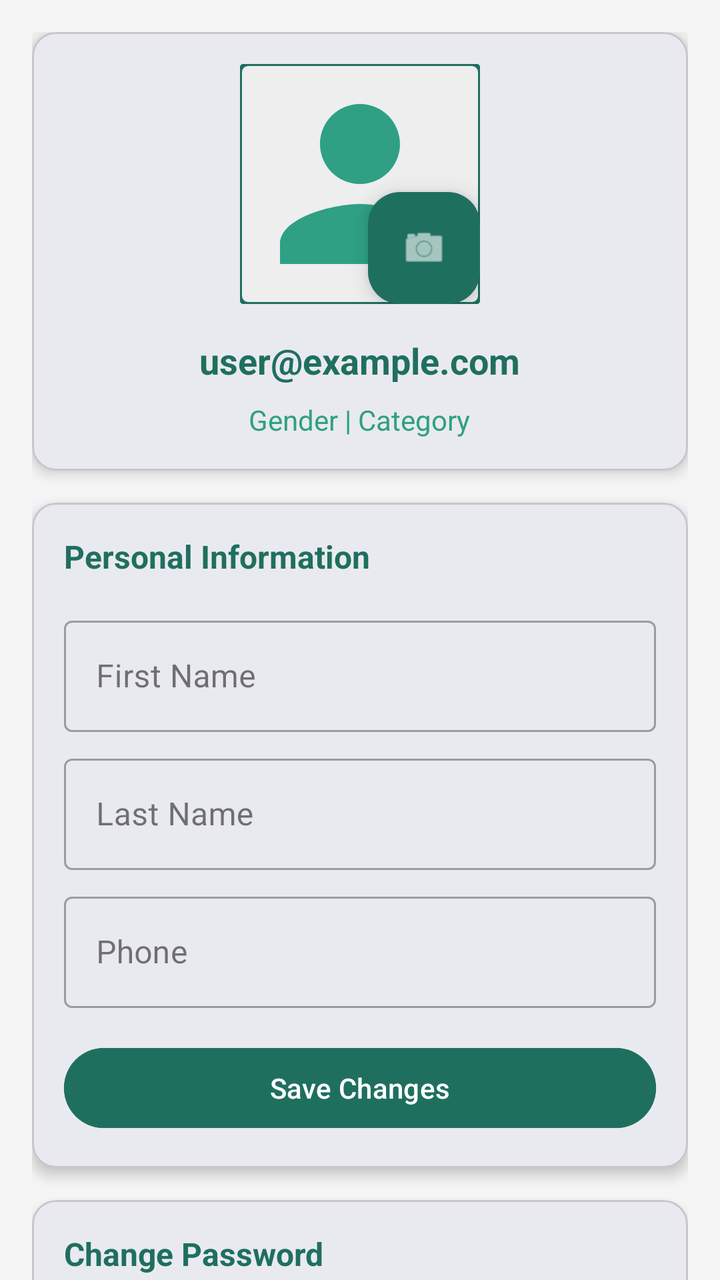
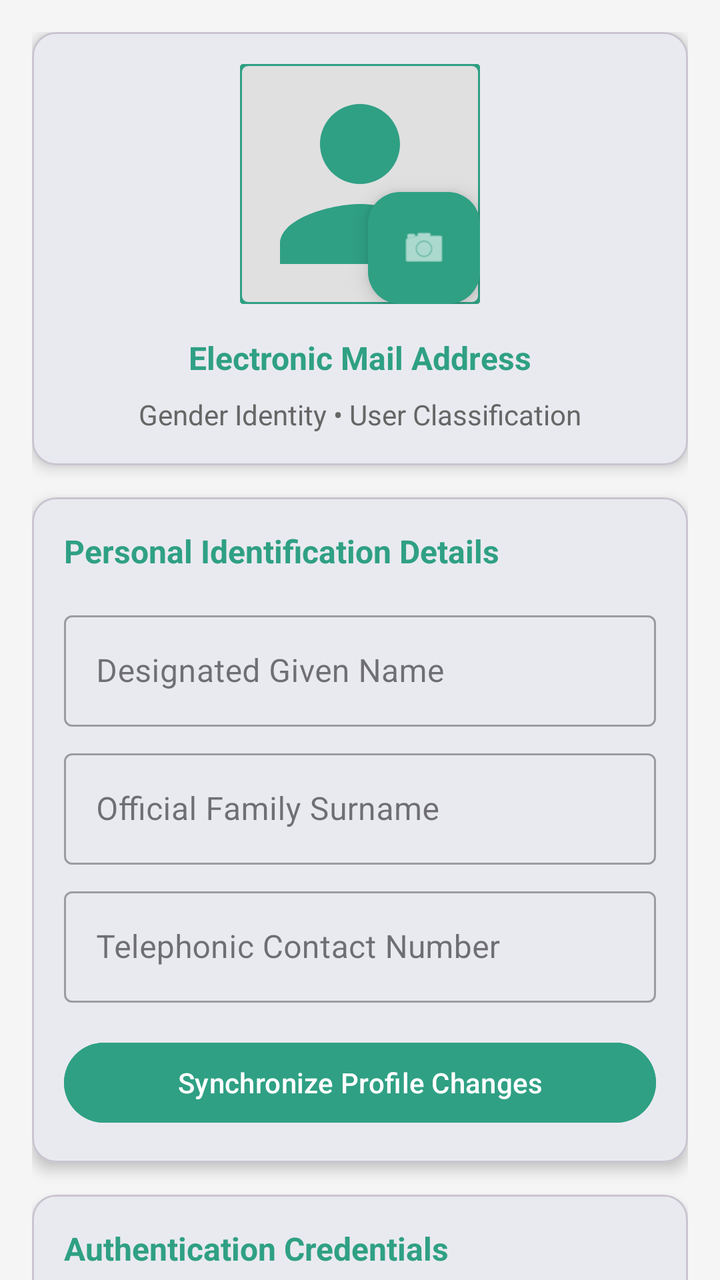

The first picture is an Android layout as it rendered before a commit; the second is the same layout after the commit. The layout source and the unified diff follow.
<!-- AndroidManifest.xml: application theme Theme._1222275_1220495_CourseProject -->
<!-- res/layout/fragment_profile.xml -->
<?xml version="1.0" encoding="utf-8"?>
<androidx.core.widget.NestedScrollView xmlns:android="http://schemas.android.com/apk/res/android"
    xmlns:app="http://schemas.android.com/apk/res-auto"
    android:layout_width="match_parent"
    android:layout_height="match_parent"
    android:background="#F5F5F5">

    <LinearLayout
        android:layout_width="match_parent"
        android:layout_height="wrap_content"
        android:orientation="vertical"
        android:padding="16dp">

        <com.google.android.material.card.MaterialCardView
            android:layout_width="match_parent"
            android:layout_height="wrap_content"
            app:cardCornerRadius="12dp"
            app:cardElevation="4dp"
            android:layout_marginBottom="16dp">

            <LinearLayout
                android:layout_width="match_parent"
                android:layout_height="wrap_content"
                android:orientation="vertical"
                android:padding="16dp"
                android:gravity="center">

                <FrameLayout
                    android:layout_width="wrap_content"
                    android:layout_height="wrap_content">

                    <com.google.android.material.imageview.ShapeableImageView
                        android:id="@+id/imgProfile"
                        android:layout_width="120dp"
                        android:layout_height="120dp"
                        android:scaleType="centerCrop"
                        android:src="@drawable/ic_person"
                        app:shapeAppearanceOverlay="@style/ShapeAppearance.MaterialComponents.SmallComponent"
                        android:background="@color/light_gray"
                        app:strokeColor="@color/primary_green"
                        app:strokeWidth="2dp"/>

                    <com.google.android.material.floatingactionbutton.FloatingActionButton
                        android:id="@+id/fabEditImage"
                        android:layout_width="wrap_content"
                        android:layout_height="wrap_content"
                        android:layout_gravity="bottom|end"
                        app:fabSize="mini"
                        app:srcCompat="@android:drawable/ic_menu_camera"
                        app:backgroundTint="@color/primary_green"
                        app:tint="@color/white"
                        android:contentDescription="Edit Profile Image" />
                </FrameLayout>

                <TextView
                    android:id="@+id/tvProfileEmail"
                    android:layout_width="wrap_content"
                    android:layout_height="wrap_content"
                    android:layout_marginTop="16dp"
                    android:textSize="18sp"
                    android:textStyle="bold"
                    android:textColor="@color/primary_green"
                    android:text="user@example.com" />

                <LinearLayout
                    android:layout_width="match_parent"
                    android:layout_height="wrap_content"
                    android:orientation="horizontal"
                    android:gravity="center"
                    android:layout_marginTop="8dp">

                    <TextView
                        android:id="@+id/tvProfileGender"
                        android:layout_width="wrap_content"
                        android:layout_height="wrap_content"
                        android:text="Gender"
                        android:textColor="@color/secondary_green" />

                    <TextView
                        android:layout_width="wrap_content"
                        android:layout_height="wrap_content"
                        android:text=" | "
                        android:textColor="@color/secondary_green" />

                    <TextView
                        android:id="@+id/tvProfileCategory"
                        android:layout_width="wrap_content"
                        android:layout_height="wrap_content"
                        android:text="Category"
                        android:textColor="@color/secondary_green" />
                </LinearLayout>

            </LinearLayout>
        </com.google.android.material.card.MaterialCardView>

        <com.google.android.material.card.MaterialCardView
            android:layout_width="match_parent"
            android:layout_height="wrap_content"
            app:cardCornerRadius="12dp"
            app:cardElevation="4dp"
            android:layout_marginBottom="16dp">

            <LinearLayout
                android:layout_width="match_parent"
                android:layout_height="wrap_content"
                android:orientation="vertical"
                android:padding="16dp">

                <TextView
                    android:layout_width="wrap_content"
                    android:layout_height="wrap_content"
                    android:text="Personal Information"
                    android:textSize="16sp"
                    android:textStyle="bold"
                    android:textColor="@color/primary_green"
                    android:layout_marginBottom="16dp" />

                <com.google.android.material.textfield.TextInputLayout
                    android:layout_width="match_parent"
                    android:layout_height="wrap_content"
                    android:hint="First Name"
                    style="@style/Widget.MaterialComponents.TextInputLayout.OutlinedBox">

                    <com.google.android.material.textfield.TextInputEditText
                        android:id="@+id/etProfileFirstName"
                        android:layout_width="match_parent"
                        android:layout_height="wrap_content"
                        android:inputType="textPersonName" />
                </com.google.android.material.textfield.TextInputLayout>

                <com.google.android.material.textfield.TextInputLayout
                    android:layout_width="match_parent"
                    android:layout_height="wrap_content"
                    android:layout_marginTop="8dp"
                    android:hint="Last Name"
                    style="@style/Widget.MaterialComponents.TextInputLayout.OutlinedBox">

                    <com.google.android.material.textfield.TextInputEditText
                        android:id="@+id/etProfileLastName"
                        android:layout_width="match_parent"
                        android:layout_height="wrap_content"
                        android:inputType="textPersonName" />
                </com.google.android.material.textfield.TextInputLayout>

                <com.google.android.material.textfield.TextInputLayout
                    android:layout_width="match_parent"
                    android:layout_height="wrap_content"
                    android:layout_marginTop="8dp"
                    android:hint="Phone"
                    style="@style/Widget.MaterialComponents.TextInputLayout.OutlinedBox">

                    <com.google.android.material.textfield.TextInputEditText
                        android:id="@+id/etProfilePhone"
                        android:layout_width="match_parent"
                        android:layout_height="wrap_content"
                        android:inputType="phone" />
                </com.google.android.material.textfield.TextInputLayout>

                <com.google.android.material.button.MaterialButton
                    android:id="@+id/btnUpdateProfile"
                    android:layout_width="match_parent"
                    android:layout_height="wrap_content"
                    android:layout_marginTop="16dp"
                    android:text="Save Changes"
                    android:backgroundTint="@color/primary_green" />

            </LinearLayout>
        </com.google.android.material.card.MaterialCardView>

        <com.google.android.material.card.MaterialCardView
            android:layout_width="match_parent"
            android:layout_height="wrap_content"
            app:cardCornerRadius="12dp"
            app:cardElevation="4dp"
            android:layout_marginBottom="16dp">

            <LinearLayout
                android:layout_width="match_parent"
                android:layout_height="wrap_content"
                android:orientation="vertical"
                android:padding="16dp">

                <TextView
                    android:layout_width="wrap_content"
                    android:layout_height="wrap_content"
                    android:text="Change Password"
                    android:textSize="16sp"
                    android:textStyle="bold"
                    android:textColor="@color/primary_green"
                    android:layout_marginBottom="16dp" />

                <com.google.android.material.textfield.TextInputLayout
                    android:layout_width="match_parent"
                    android:layout_height="wrap_content"
                    android:hint="New Password"
                    app:passwordToggleEnabled="true"
                    style="@style/Widget.MaterialComponents.TextInputLayout.OutlinedBox">

                    <com.google.android.material.textfield.TextInputEditText
                        android:id="@+id/etProfileNewPassword"
                        android:layout_width="match_parent"
                        android:layout_height="wrap_content"
                        android:inputType="textPassword" />
                </com.google.android.material.textfield.TextInputLayout>

                <com.google.android.material.textfield.TextInputLayout
                    android:layout_width="match_parent"
                    android:layout_height="wrap_content"
                    android:layout_marginTop="8dp"
                    android:hint="Confirm New Password"
                    app:passwordToggleEnabled="true"
                    style="@style/Widget.MaterialComponents.TextInputLayout.OutlinedBox">

                    <com.google.android.material.textfield.TextInputEditText
                        android:id="@+id/etProfileConfirmNewPassword"
                        android:layout_width="match_parent"
                        android:layout_height="wrap_content"
                        android:inputType="textPassword" />
                </com.google.android.material.textfield.TextInputLayout>

                <com.google.android.material.button.MaterialButton
                    android:id="@+id/btnUpdatePassword"
                    android:layout_width="match_parent"
                    android:layout_height="wrap_content"
                    android:layout_marginTop="16dp"
                    android:text="Update Password"
                    android:backgroundTint="@color/secondary_green" />

            </LinearLayout>
        </com.google.android.material.card.MaterialCardView>

    </LinearLayout>
</androidx.core.widget.NestedScrollView>
<!-- resources referenced by this layout -->
<resources>
  <color name="light_gray">#EEEEEE</color>
  <color name="primary_green">#1F6F5F</color>
  <color name="secondary_green">#2FA084</color>
  <color name="white">#FFFFFFFF</color>
  <!-- drawable ic_person (drawable) -->
  <?xml version="1.0" encoding="utf-8"?>
  <vector xmlns:android="http://schemas.android.com/apk/res/android"
      android:width="24dp"
      android:height="24dp"
      android:viewportWidth="24"
      android:viewportHeight="24"
      android:tint="#2FA084">
      <path
          android:fillColor="@android:color/white"
          android:pathData="M12,12c2.21,0 4,-1.79 4,-4s-1.79,-4 -4,-4 -4,1.79 -4,4 1.79,4 4,4zM12,14c-2.67,0 -8,1.34 -8,4v2h16v-2c0,-2.66 -5.33,-4 -8,-4z" />
  </vector>
  <style name="Theme._1222275_1220495_CourseProject" parent="Base.Theme._1222275_1220495_CourseProject" />
  <style name="Base.Theme._1222275_1220495_CourseProject" parent="Theme.Material3.Light.NoActionBar">
          
          <item name="colorPrimary">@color/primary_green</item>
          <item name="colorSecondary">@color/secondary_green</item>
          <item name="android:windowBackground">@color/white</item>
          <item name="android:statusBarColor">@color/primary_green</item>
      </style>
</resources>

<!-- the commit's change to res/layout/fragment_profile.xml (unified diff, before → after) -->
@@ -36,8 +36,8 @@
                         android:scaleType="centerCrop"
                         android:src="@drawable/ic_person"
                         app:shapeAppearanceOverlay="@style/ShapeAppearance.MaterialComponents.SmallComponent"
-                        android:background="@color/light_gray"
-                        app:strokeColor="@color/primary_green"
+                        android:background="#E0E0E0"
+                        app:strokeColor="#2FA084"
                         app:strokeWidth="2dp"/>
 
                     <com.google.android.material.floatingactionbutton.FloatingActionButton
@@ -47,9 +47,9 @@
                         android:layout_gravity="bottom|end"
                         app:fabSize="mini"
                         app:srcCompat="@android:drawable/ic_menu_camera"
-                        app:backgroundTint="@color/primary_green"
+                        app:backgroundTint="#2FA084"
                         app:tint="@color/white"
-                        android:contentDescription="Edit Profile Image" />
+                        android:contentDescription="Modify Profile Imagery" />
                 </FrameLayout>
 
                 <TextView
@@ -57,10 +57,10 @@
                     android:layout_width="wrap_content"
                     android:layout_height="wrap_content"
                     android:layout_marginTop="16dp"
-                    android:textSize="18sp"
+                    android:textSize="16sp"
                     android:textStyle="bold"
-                    android:textColor="@color/primary_green"
-                    android:text="user@example.com" />
+                    android:textColor="#2FA084"
+                    android:text="Electronic Mail Address" />
 
                 <LinearLayout
                     android:layout_width="match_parent"
@@ -73,21 +73,21 @@
                         android:id="@+id/tvProfileGender"
                         android:layout_width="wrap_content"
                         android:layout_height="wrap_content"
-                        android:text="Gender"
-                        android:textColor="@color/secondary_green" />
+                        android:text="Gender Identity"
+                        android:textColor="#666666" />
 
                     <TextView
                         android:layout_width="wrap_content"
                         android:layout_height="wrap_content"
-                        android:text=" | "
-                        android:textColor="@color/secondary_green" />
+                        android:text=" • "
+                        android:textColor="#666666" />
 
                     <TextView
                         android:id="@+id/tvProfileCategory"
                         android:layout_width="wrap_content"
                         android:layout_height="wrap_content"
-                        android:text="Category"
-                        android:textColor="@color/secondary_green" />
+                        android:text="User Classification"
+                        android:textColor="#666666" />
                 </LinearLayout>
 
             </LinearLayout>
@@ -109,16 +109,16 @@
                 <TextView
                     android:layout_width="wrap_content"
                     android:layout_height="wrap_content"
-                    android:text="Personal Information"
+                    android:text="Personal Identification Details"
                     android:textSize="16sp"
                     android:textStyle="bold"
-                    android:textColor="@color/primary_green"
+                    android:textColor="#2FA084"
                     android:layout_marginBottom="16dp" />
 
                 <com.google.android.material.textfield.TextInputLayout
                     android:layout_width="match_parent"
                     android:layout_height="wrap_content"
-                    android:hint="First Name"
+                    android:hint="Designated Given Name"
                     style="@style/Widget.MaterialComponents.TextInputLayout.OutlinedBox">
 
                     <com.google.android.material.textfield.TextInputEditText
@@ -132,7 +132,7 @@
                     android:layout_width="match_parent"
                     android:layout_height="wrap_content"
                     android:layout_marginTop="8dp"
-                    android:hint="Last Name"
+                    android:hint="Official Family Surname"
                     style="@style/Widget.MaterialComponents.TextInputLayout.OutlinedBox">
 
                     <com.google.android.material.textfield.TextInputEditText
@@ -146,7 +146,7 @@
                     android:layout_width="match_parent"
                     android:layout_height="wrap_content"
                     android:layout_marginTop="8dp"
-                    android:hint="Phone"
+                    android:hint="Telephonic Contact Number"
                     style="@style/Widget.MaterialComponents.TextInputLayout.OutlinedBox">
 
                     <com.google.android.material.textfield.TextInputEditText
@@ -161,8 +161,8 @@
                     android:layout_width="match_parent"
                     android:layout_height="wrap_content"
                     android:layout_marginTop="16dp"
-                    android:text="Save Changes"
-                    android:backgroundTint="@color/primary_green" />
+                    android:text="Synchronize Profile Changes"
+                    android:backgroundTint="#2FA084" />
 
             </LinearLayout>
         </com.google.android.material.card.MaterialCardView>
@@ -183,16 +183,16 @@
                 <TextView
                     android:layout_width="wrap_content"
                     android:layout_height="wrap_content"
-                    android:text="Change Password"
+                    android:text="Authentication Credentials"
                     android:textSize="16sp"
                     android:textStyle="bold"
-                    android:textColor="@color/primary_green"
+                    android:textColor="#2FA084"
                     android:layout_marginBottom="16dp" />
 
                 <com.google.android.material.textfield.TextInputLayout
                     android:layout_width="match_parent"
                     android:layout_height="wrap_content"
-                    android:hint="New Password"
+                    android:hint="Enhanced Security Passcode"
                     app:passwordToggleEnabled="true"
                     style="@style/Widget.MaterialComponents.TextInputLayout.OutlinedBox">
 
@@ -207,7 +207,7 @@
                     android:layout_width="match_parent"
                     android:layout_height="wrap_content"
                     android:layout_marginTop="8dp"
-                    android:hint="Confirm New Password"
+                    android:hint="Confirm Security Passcode"
                     app:passwordToggleEnabled="true"
                     style="@style/Widget.MaterialComponents.TextInputLayout.OutlinedBox">
 
@@ -223,8 +223,8 @@
                     android:layout_width="match_parent"
                     android:layout_height="wrap_content"
                     android:layout_marginTop="16dp"
-                    android:text="Update Password"
-                    android:backgroundTint="@color/secondary_green" />
+                    android:text="Modify Security Authentication"
+                    android:backgroundTint="#2FA084" />
 
             </LinearLayout>
         </com.google.android.material.card.MaterialCardView>
<!-- resource entries referenced after the edit -->
@@ -1,6 +1,5 @@
 <!-- resources referenced by this layout -->
 <resources>
-  <color name="light_gray">#EEEEEE</color>
   <color name="primary_green">#1F6F5F</color>
   <color name="secondary_green">#2FA084</color>
   <color name="white">#FFFFFFFF</color>
